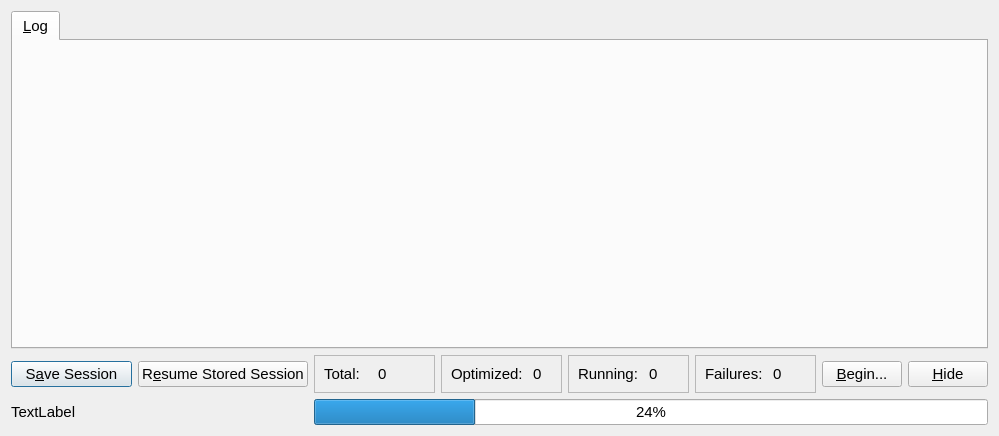
Old version of the form src/globalsearch/ui/abstractdialog.ui in the repository xtalopt/XtalOpt.
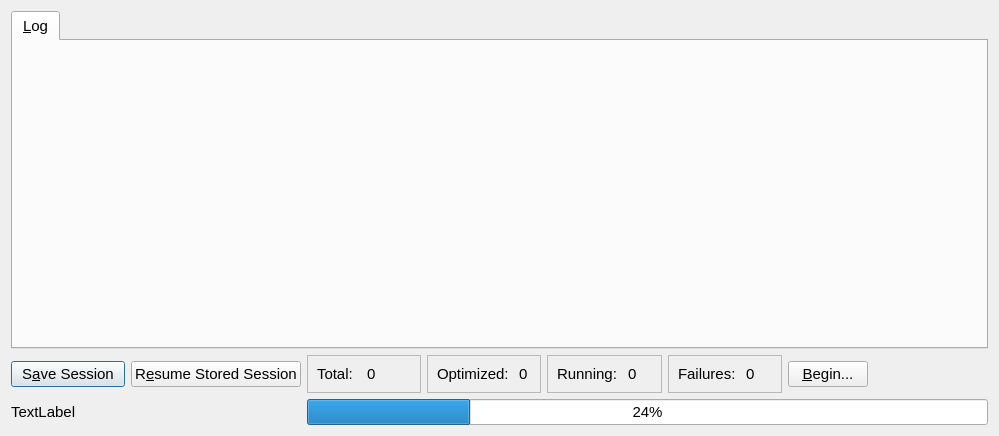
New version of the form.

Diff of the .ui file:
```diff
--- a/src/globalsearch/ui/abstractdialog.ui
+++ b/src/globalsearch/ui/abstractdialog.ui
@@ -98,22 +98,6 @@
      </property>
     </widget>
    </item>
-   <item row="4" column="7">
-    <widget class="QPushButton" name="push_hide">
-     <property name="sizePolicy">
-      <sizepolicy hsizetype="Fixed" vsizetype="Fixed">
-       <horstretch>0</horstretch>
-       <verstretch>0</verstretch>
-      </sizepolicy>
-     </property>
-     <property name="text">
-      <string>&amp;Hide</string>
-     </property>
-     <property name="autoDefault">
-      <bool>false</bool>
-     </property>
-    </widget>
-   </item>
    <item row="2" column="0" colspan="8">
     <widget class="QTabWidget" name="tabs">
      <property name="currentIndex">
```
Left out of the diff: 1 changed line with no effect on the pictures.
